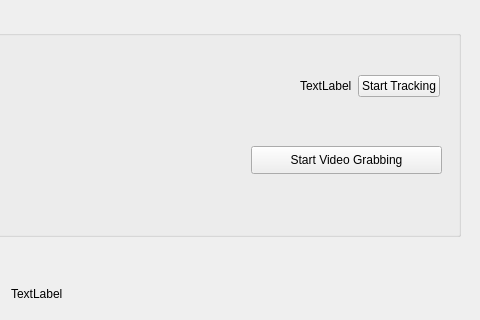
First picture: the form in Plugins/org.mitk.gui.qt.ARStrokeTreatment/src/internal/ARStrokeTreatmentControls.ui, repository NAMI-THU/MITK, before the edit; both pictures show x 180 to 660 and y 213 to 533 of the 660 by 690 pixel window.
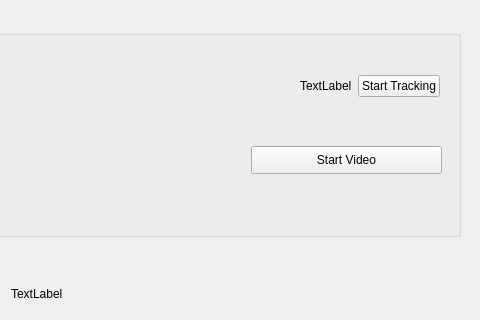
Second picture: the form after the edit. Custom widgets are drawn as their Qt base class.

Commit message: Extended Tracking capabilities

The edit to the form file:
```diff
--- a/Plugins/org.mitk.gui.qt.ARStrokeTreatment/src/internal/ARStrokeTreatmentControls.ui
+++ b/Plugins/org.mitk.gui.qt.ARStrokeTreatment/src/internal/ARStrokeTreatmentControls.ui
@@ -121,7 +121,7 @@
          </rect>
         </property>
         <property name="text">
-         <string>Start Video Grabbing</string>
+         <string>Start Video</string>
         </property>
        </widget>
       </widget>
```
Left out of the diff: 4 changed lines with no effect on the pictures. The commit also changes 2 other files.
